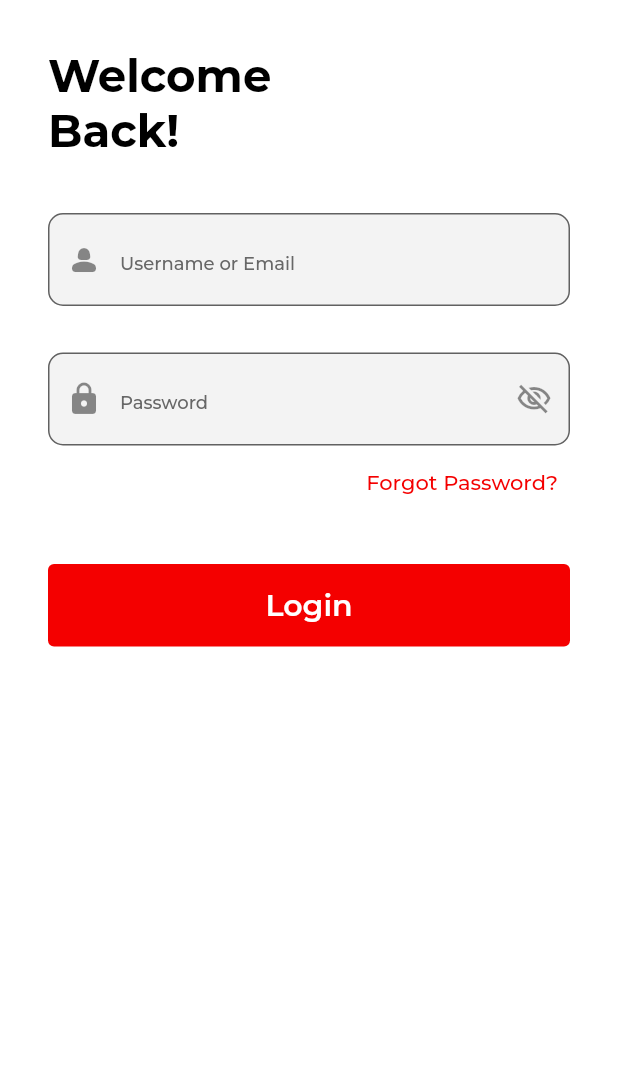
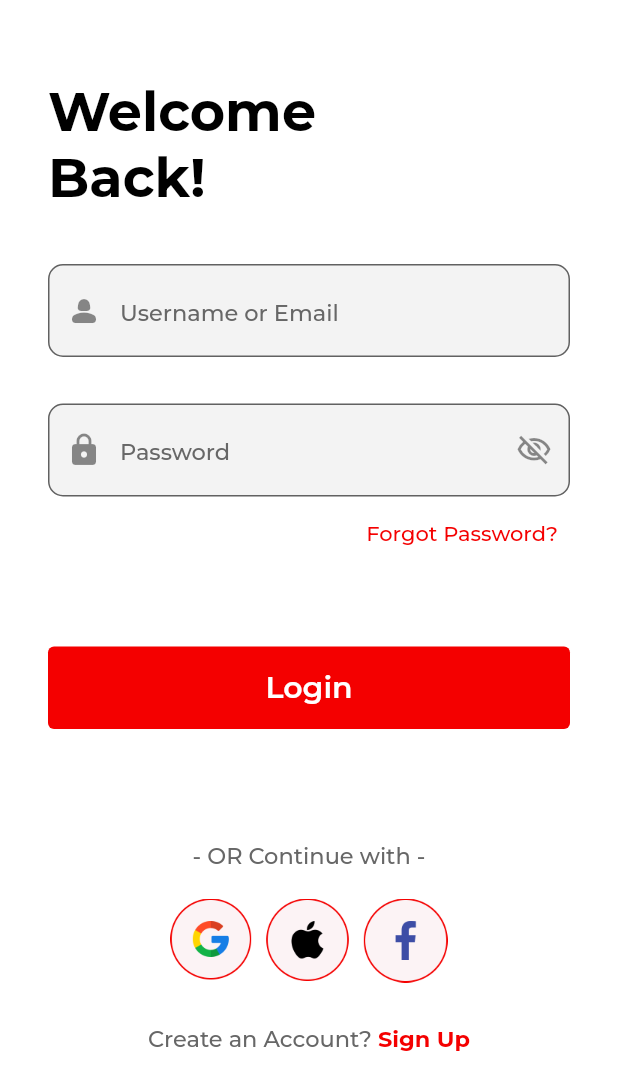
Before and after one commit to hashirkt/shopywell_ecommerce, a Flutter app: the screen it shows after launch, on a phone screen of 412 x 824 dp. Shown: the top 1090 px of the screen. Run offline on Flutter 3.47's test engine with Material 3 defaults, Android fonts, the phone set to English and light mode, and no system bars; our stand-ins replace flutter_screenutil, google_fonts.

Commit message:
sign in screen

```diff
--- a/lib/presentation/auth/signin_screen/signin_screen.dart
+++ b/lib/presentation/auth/signin_screen/signin_screen.dart
@@ -1,5 +1,6 @@
 import 'package:flutter/material.dart';
 import 'package:shopywell/presentation/widgets/text_field_widget.dart';
+import 'package:shopywell/utils/image_res.dart';
 import 'package:shopywell/utils/theme.dart';
 
 // ignore: must_be_immutable
@@ -19,6 +20,7 @@ class SigninScreen extends StatelessWidget {
           child: Column(
             crossAxisAlignment: CrossAxisAlignment.start,
             children: [
+              SizedBox(height: 20),
               Text(
                 "Welcome \nBack!",
                 style: Theme.of(context).textTheme.headlineLarge,
@@ -36,19 +38,17 @@ class SigninScreen extends StatelessWidget {
                 controller: passCtr,
                 obscureText: true,
               ),
-              Row(
-                children: [
-                  Spacer(),
-                  TextButton(
-                    onPressed: () {},
-                    child: Text(
-                      "Forgot Password?",
-                      style: Theme.of(context).textTheme.titleMedium,
-                    ),
+              Align(
+                alignment: Alignment.centerRight,
+                child: TextButton(
+                  onPressed: () {},
+                  child: Text(
+                    "Forgot Password?",
+                    style: Theme.of(context).textTheme.titleMedium,
                   ),
-                ],
+                ),
               ),
-              SizedBox(height: 31),
+              SizedBox(height: 52),
               Container(
                 height: 55,
                 width: MediaQuery.of(context).size.width,
@@ -63,6 +63,39 @@ class SigninScreen extends StatelessWidget {
                   ),
                 ),
               ),
+              SizedBox(height: 75),
+              Center(
+                child: Text(
+                  "- OR Continue with -",
+                  style: Theme.of(context).textTheme.displaySmall,
+                ),
+              ),
+              SizedBox(height: 20),
+              Center(child: Image.asset(ImageRes.buttons, width: 185)),
+              SizedBox(height: 28),
+              Center(
+                child: Row(
+                  mainAxisAlignment: MainAxisAlignment.center,
+                  children: [
+                    Text(
+                      "Create an Account? ",
+                      style: Theme.of(context).textTheme.displaySmall,
+                    ),
+                    GestureDetector(
+                      onTap: () {},
+                      child: Text(
+                        "Sign Up",
+                        style: Theme.of(
+                          context,
+                        ).textTheme.displaySmall?.copyWith(
+                          color: AppTheme.primaryColor,
+                          fontWeight: FontWeight.bold,
+                        ),
+                      ),
+                    ),
+                  ],
+                ),
+              ),
             ],
           ),
         ),
--- a/lib/utils/image_res.dart
+++ b/lib/utils/image_res.dart
@@ -3,4 +3,5 @@ class ImageRes {
   static const String splash1 = "assets/images/splash1.png";
   static const String splash2 = "assets/images/splash2.png";
   static const String splash3 = "assets/images/splash3.png";
+  static const String buttons = "assets/images/Buttons.png";
 }
--- a/lib/utils/theme.dart
+++ b/lib/utils/theme.dart
@@ -52,14 +52,14 @@ abstract class AppTheme {
         color: black,
       ),
       displaySmall: TextStyle(
-        fontSize: 12,
+        fontSize: 15,
         fontWeight: FontWeight.w500,
         color: lightColor,
       ),
 
       // Section Titles
       headlineLarge: TextStyle(
-        fontSize: 30,
+        fontSize: 36,
         fontWeight: FontWeight.bold,
         color: black,
       ),
```
Also changed, not shown: assets/images/Buttons.png (added).
